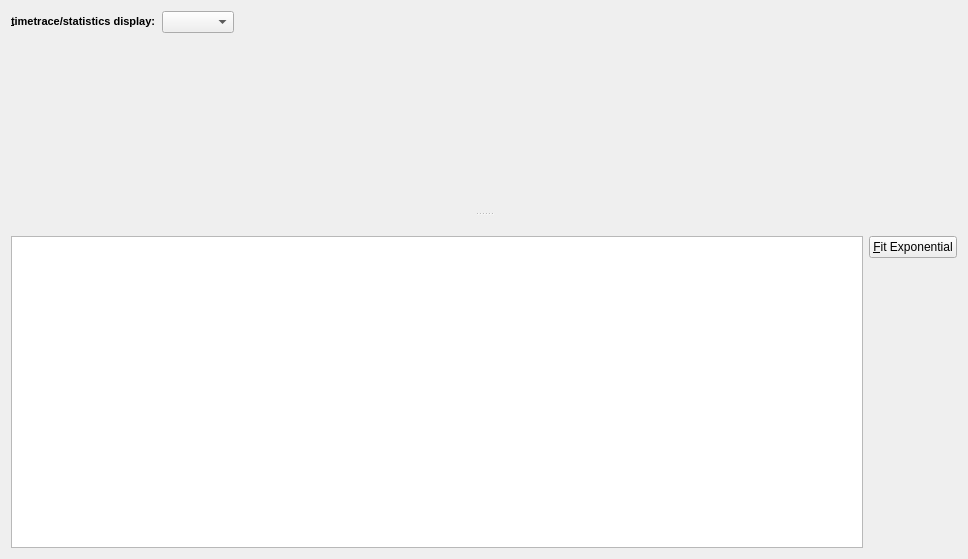
Above: plugins/imagingfcs/qfrdrimagingfcscountratedisplay.ui from jkriege2/QuickFit3 before the change. Below: the same form after it.
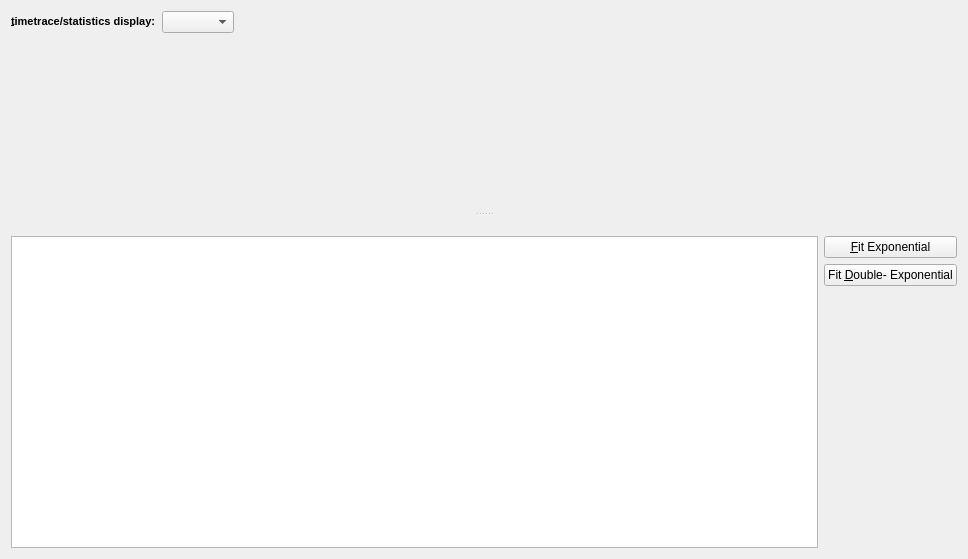
That is the form after the change. Custom widgets are drawn as their Qt base class.

Diff of the .ui file:
```diff
--- a/plugins/imagingfcs/qfrdrimagingfcscountratedisplay.ui
+++ b/plugins/imagingfcs/qfrdrimagingfcscountratedisplay.ui
@@ -92,9 +92,6 @@
          </property>
         </widget>
        </item>
-       <item row="1" column="0">
-        <widget class="QPlainTextEdit" name="edtData"/>
-       </item>
        <item row="1" column="1">
         <layout class="QVBoxLayout" name="verticalLayout">
          <item>
@@ -104,6 +101,13 @@
            </property>
           </widget>
          </item>
+         <item>
+          <widget class="QPushButton" name="btnFit2Exp">
+           <property name="text">
+            <string>Fit &amp;Double- Exponential</string>
+           </property>
+          </widget>
+         </item>
          <item>
           <spacer name="verticalSpacer">
            <property name="orientation">
@@ -119,6 +123,16 @@
          </item>
         </layout>
        </item>
+       <item row="1" column="0">
+        <widget class="QTextEdit" name="edtData">
+         <property name="tabChangesFocus">
+          <bool>true</bool>
+         </property>
+         <property name="readOnly">
+          <bool>true</bool>
+         </property>
+        </widget>
+       </item>
       </layout>
      </widget>
     </widget>
```
Left out of the diff: 25 changed lines with no effect on the pictures.
